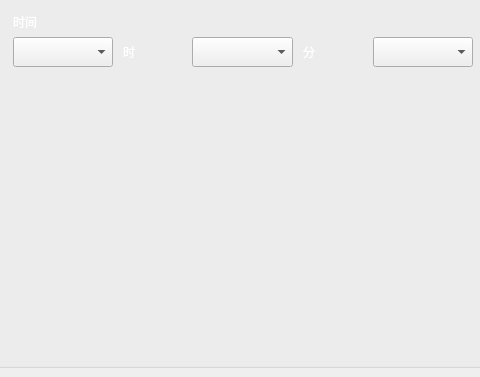
Old version of the form interface/src/ui/frmconfig.ui in the repository msq123sjl/zlkzq; both pictures show x 147 to 627 and y 103 to 480 of the 800 by 480 pixel window.
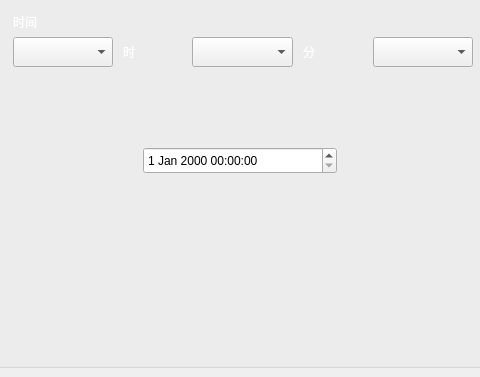
New version of the form. The open tabs and pages were chosen to show the change. Icons and pictures are not drawn. Custom widgets are drawn as their Qt base class.

The edit to the form file:
```diff
--- a/interface/src/ui/frmconfig.ui
+++ b/interface/src/ui/frmconfig.ui
@@ -2299,6 +2299,16 @@
         <string>秒</string>
        </property>
       </widget>
+      <widget class="QDateTimeEdit" name="dateTimeEdit">
+       <property name="geometry">
+        <rect>
+         <x>150</x>
+         <y>240</y>
+         <width>194</width>
+         <height>27</height>
+        </rect>
+       </property>
+      </widget>
      </widget>
     </widget>
     <widget class="QWidget" name="page_8">
```
Left out of the diff: 4 changed lines with no effect on the pictures.
